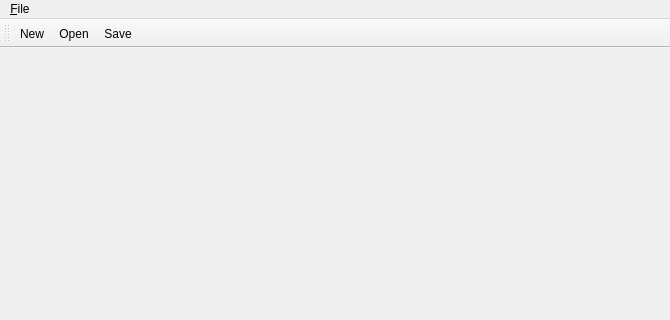
First picture: the form in forms/mainwindow.ui, repository elemc/XMLer, before the edit; both pictures show x 0 to 670 and y 0 to 320 of the 670 by 482 pixel window.
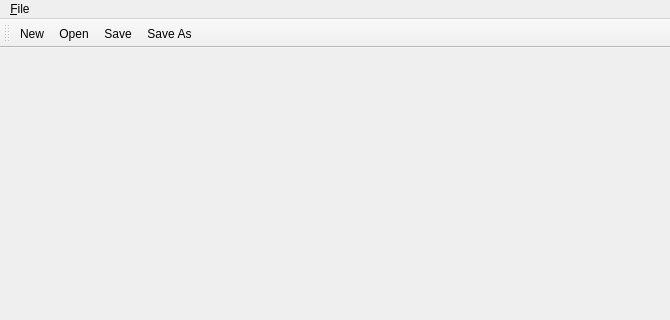
Second picture: the form after the edit.

The edit to the form file:
```diff
--- a/forms/mainwindow.ui
+++ b/forms/mainwindow.ui
@@ -58,6 +58,7 @@
    <addaction name="actionNew"/>
    <addaction name="actionOpen"/>
    <addaction name="actionSave"/>
+   <addaction name="actionSaveAs"/>
   </widget>
   <action name="actionExit">
    <property name="text">
```
